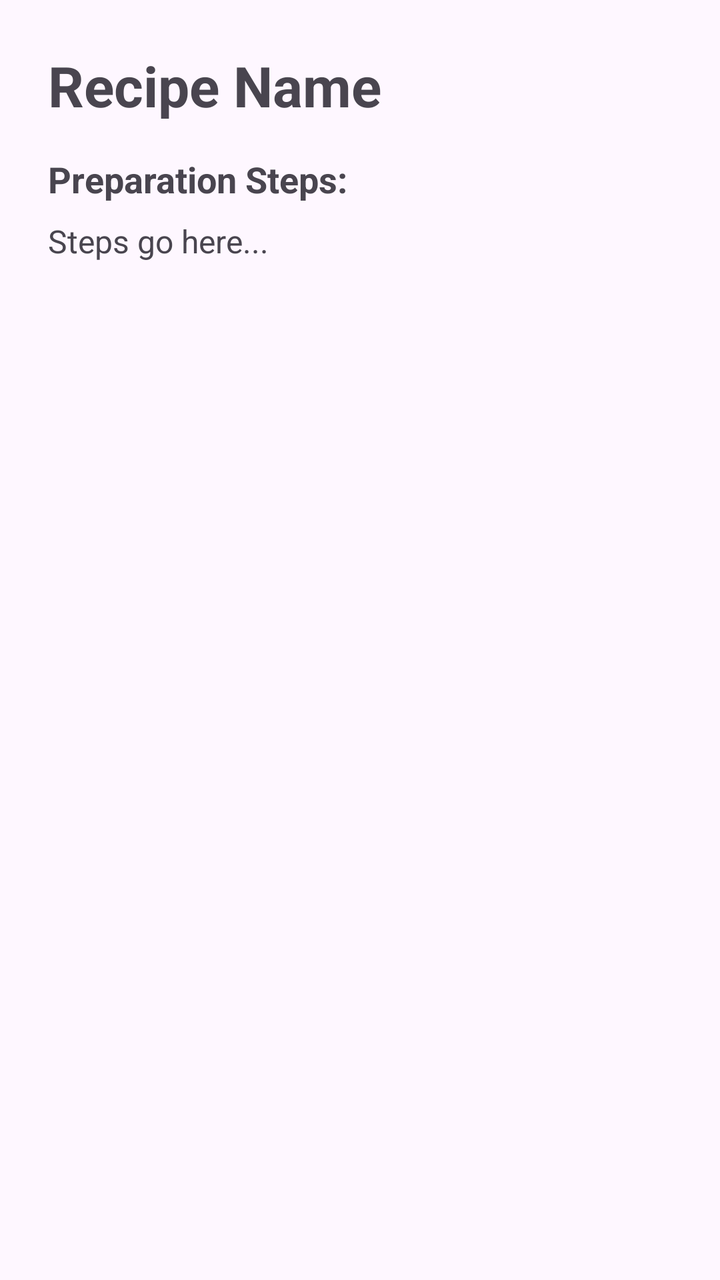
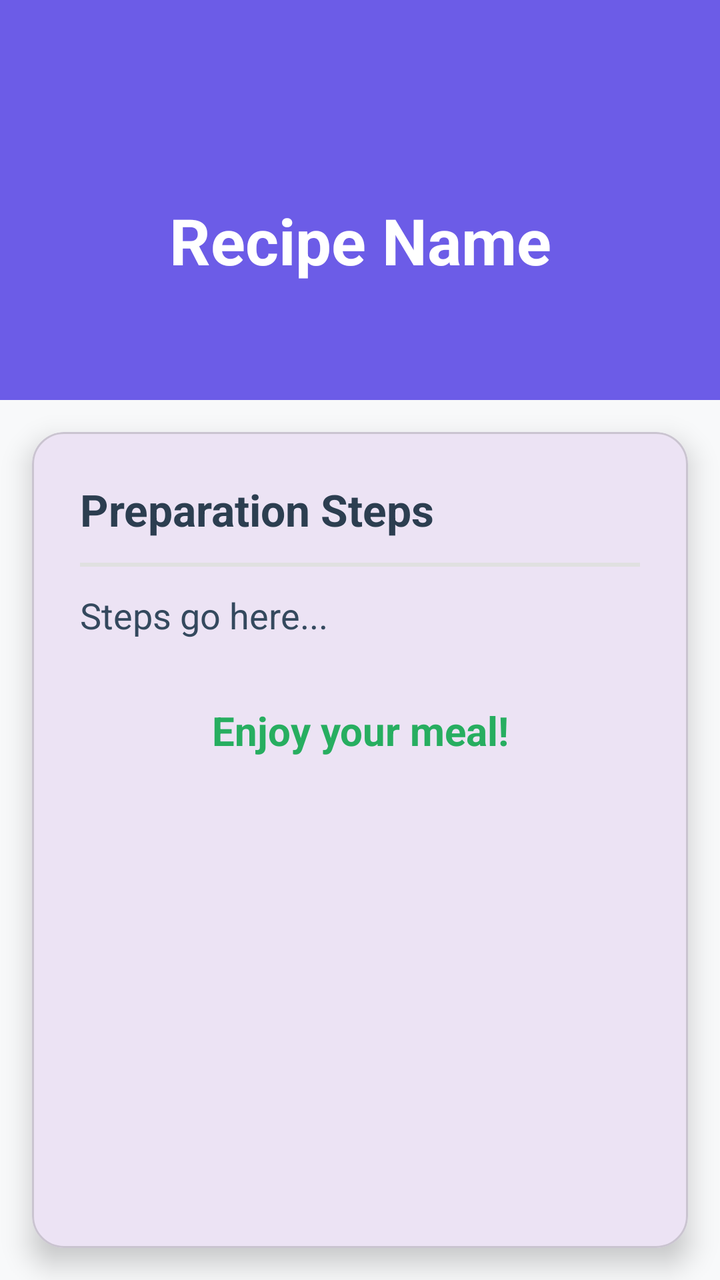

Before-and-after screenshots of an Android layout around one commit, followed by the original layout XML and the change that was made.
<!-- AndroidManifest.xml: application theme Theme.SmartPantryManager -->
<!-- res/layout/activity_recipe_detail.xml -->
<?xml version="1.0" encoding="utf-8"?>
<LinearLayout xmlns:android="http://schemas.android.com/apk/res/android"
    android:layout_width="match_parent"
    android:layout_height="match_parent"
    android:orientation="vertical"
    android:padding="24dp">

    <TextView
        android:id="@+id/tvRecipeName"
        android:layout_width="match_parent"
        android:layout_height="wrap_content"
        android:textSize="28sp"
        android:textStyle="bold"
        android:text="Recipe Name" />

    <TextView
        android:layout_width="match_parent"
        android:layout_height="wrap_content"
        android:layout_marginTop="16dp"
        android:textSize="18sp"
        android:textStyle="bold"
        android:text="Preparation Steps:" />

    <TextView
        android:id="@+id/tvRecipeSteps"
        android:layout_width="match_parent"
        android:layout_height="wrap_content"
        android:layout_marginTop="8dp"
        android:textSize="16sp"
        android:text="Steps go here..." />

</LinearLayout>
<!-- resources referenced by this layout -->
<resources>
  <style name="Theme.SmartPantryManager" parent="Base.Theme.SmartPantryManager" />
  <style name="Base.Theme.SmartPantryManager" parent="Theme.Material3.DayNight.NoActionBar">
          
          
      </style>
</resources>

<!-- the commit's change to res/layout/activity_recipe_detail.xml (unified diff, before → after) -->
@@ -1,32 +1,99 @@
 <?xml version="1.0" encoding="utf-8"?>
-<LinearLayout xmlns:android="http://schemas.android.com/apk/res/android"
+<androidx.constraintlayout.widget.ConstraintLayout xmlns:android="http://schemas.android.com/apk/res/android"
+    xmlns:app="http://schemas.android.com/apk/res-auto"
     android:layout_width="match_parent"
     android:layout_height="match_parent"
-    android:orientation="vertical"
-    android:padding="24dp">
+    android:background="#F8F9FA">
 
+    
+    <View
+        android:id="@+id/headerBg"
+        android:layout_width="match_parent"
+        android:layout_height="200dp"
+        android:background="#6C5CE7"
+        app:layout_constraintTop_toTopOf="parent" />
+
+    
+    <TextView
+        android:id="@+id/tvChefEmoji"
+        android:layout_width="wrap_content"
+        android:layout_height="wrap_content"
+        android:textSize="50sp"
+        android:layout_marginTop="24dp"
+        app:layout_constraintEnd_toEndOf="parent"
+        app:layout_constraintStart_toStartOf="parent"
+        app:layout_constraintTop_toTopOf="parent" />
+
+    
     <TextView
         android:id="@+id/tvRecipeName"
         android:layout_width="match_parent"
         android:layout_height="wrap_content"
-        android:textSize="28sp"
+        android:text="Recipe Name"
+        android:textColor="#FFFFFF"
+        android:textSize="32sp"
         android:textStyle="bold"
-        android:text="Recipe Name" />
+        android:gravity="center"
+        android:layout_marginTop="8dp"
+        android:paddingHorizontal="16dp"
+        app:layout_constraintTop_toBottomOf="@id/tvChefEmoji" />
 
-    <TextView
+    
+    <com.google.android.material.card.MaterialCardView
         android:layout_width="match_parent"
-        android:layout_height="wrap_content"
-        android:layout_marginTop="16dp"
-        android:textSize="18sp"
-        android:textStyle="bold"
-        android:text="Preparation Steps:" />
+        android:layout_height="0dp"
+        android:layout_margin="16dp"
+        app:cardCornerRadius="16dp"
+        app:cardElevation="8dp"
+        app:layout_constraintBottom_toBottomOf="parent"
+        app:layout_constraintTop_toBottomOf="@id/headerBg">
 
-    <TextView
-        android:id="@+id/tvRecipeSteps"
-        android:layout_width="match_parent"
-        android:layout_height="wrap_content"
-        android:layout_marginTop="8dp"
-        android:textSize="16sp"
-        android:text="Steps go here..." />
+        <ScrollView
+            android:layout_width="match_parent"
+            android:layout_height="match_parent">
 
-</LinearLayout>
+            <LinearLayout
+                android:layout_width="match_parent"
+                android:layout_height="wrap_content"
+                android:orientation="vertical"
+                android:padding="24dp">
+
+                <TextView
+                    android:layout_width="match_parent"
+                    android:layout_height="wrap_content"
+                    android:text="Preparation Steps"
+                    android:textColor="#2C3E50"
+                    android:textSize="22sp"
+                    android:textStyle="bold" />
+
+                <View
+                    android:layout_width="match_parent"
+                    android:layout_height="2dp"
+                    android:background="#E0E0E0"
+                    android:layout_marginVertical="12dp" />
+
+                
+                <TextView
+                    android:id="@+id/tvRecipeSteps"
+                    android:layout_width="match_parent"
+                    android:layout_height="wrap_content"
+                    android:text="Steps go here..."
+                    android:textColor="#34495E"
+                    android:textSize="18sp"
+                    android:lineSpacingExtra="8dp" />
+
+                <TextView
+                    android:layout_width="match_parent"
+                    android:layout_height="wrap_content"
+                    android:layout_marginTop="32dp"
+                    android:text="Enjoy your meal!"
+                    android:textColor="#27AE60"
+                    android:textSize="20sp"
+                    android:textStyle="bold"
+                    android:gravity="center" />
+
+            </LinearLayout>
+        </ScrollView>
+    </com.google.android.material.card.MaterialCardView>
+
+</androidx.constraintlayout.widget.ConstraintLayout>
